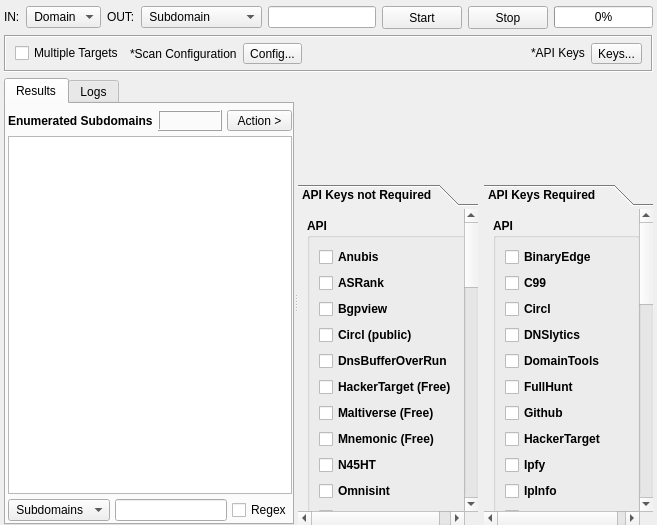
Above: sub3suite/src/engines/osint/Osint.ui from 3nock/OTE before the change. Below: the same form after it.
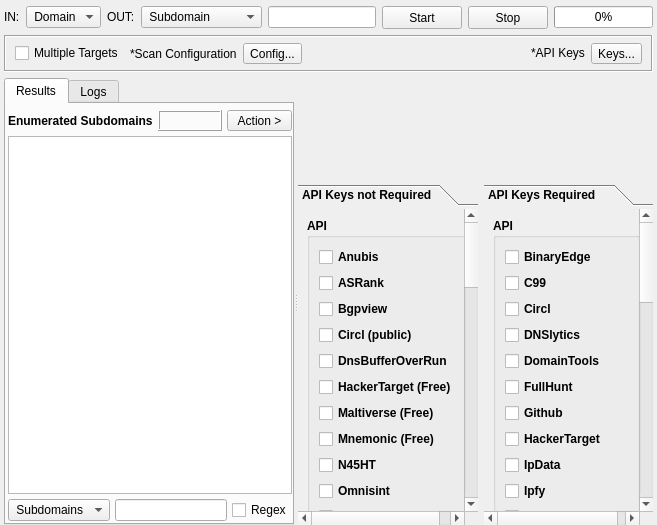
That is the form after the change. Custom widgets are drawn as their Qt base class.

Diff of the .ui file:
```diff
--- a/sub3suite/src/engines/osint/Osint.ui
+++ b/sub3suite/src/engines/osint/Osint.ui
@@ -1123,9 +1123,9 @@
             <property name="geometry">
              <rect>
               <x>0</x>
-              <y>0</y>
+              <y>-148</y>
               <width>158</width>
-              <height>899</height>
+              <height>922</height>
              </rect>
             </property>
             <attribute name="label">
@@ -1194,6 +1194,13 @@
                   </property>
                  </widget>
                 </item>
+                <item>
+                 <widget class="QCheckBox" name="moduleIpData">
+                  <property name="text">
+                   <string>IpData</string>
+                  </property>
+                 </widget>
+                </item>
                 <item>
                  <widget class="QCheckBox" name="moduleIpfy">
                   <property name="text">
```
